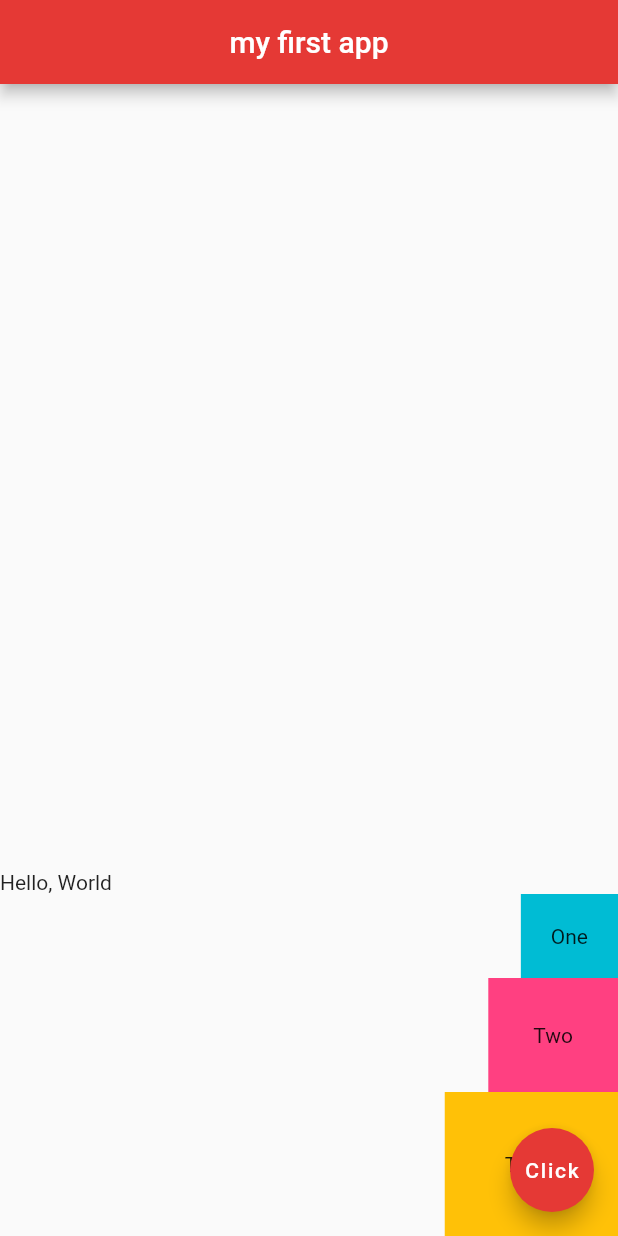
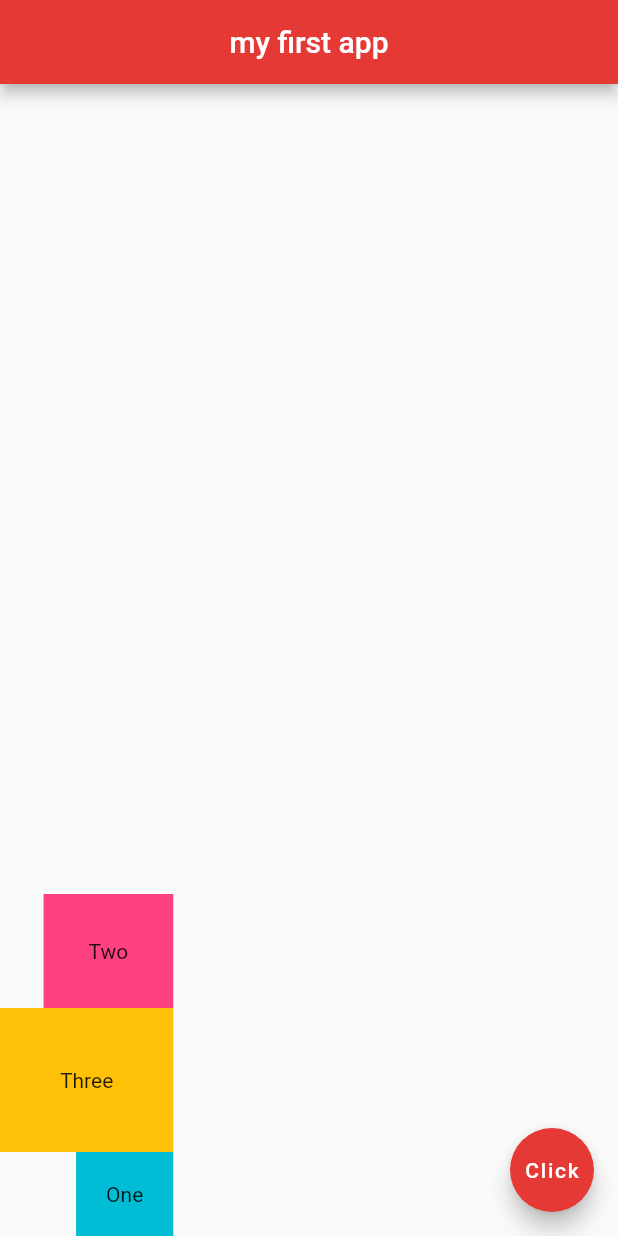
Before and after one commit to krishnaar/flutter-study, a Flutter app: the screen it shows after launch, on a phone screen of 412 x 824 dp. Run offline on Flutter 3.47's test engine with Material 2 defaults, Android fonts, the phone set to English and light mode, and no system bars.

Commit message:
Flutter Outline & Shortcut

```diff
--- a/lib/main.dart
+++ b/lib/main.dart
@@ -18,17 +18,6 @@ class Home extends StatelessWidget {
         mainAxisAlignment: MainAxisAlignment.end,
         crossAxisAlignment: CrossAxisAlignment.end,
         children: <Widget>[
-          Row(
-            children: <Widget>[
-              Text('Hello,'),
-              Text(' World'),
-            ],
-          ),
-          Container(
-            padding: EdgeInsets.all(20.0),
-            color: Colors.cyan,
-            child: Text('One'),
-          ),
           Container(
             padding: EdgeInsets.all(30.0),
             color: Colors.pinkAccent,
@@ -38,6 +27,11 @@ class Home extends StatelessWidget {
             padding: EdgeInsets.all(40.0),
             color: Colors.amber,
             child: Text('Three'),
+          ),
+          Container(
+            padding: EdgeInsets.all(20.0),
+            color: Colors.cyan,
+            child: Text('One'),
           ),
         ],
       ),
```
